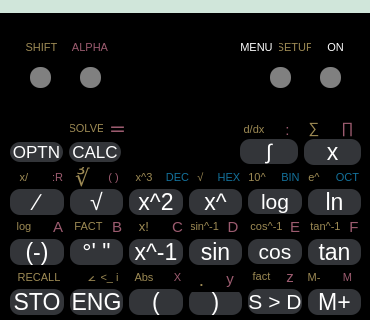
Qt form TL-C4K-PTI/buoi1/bt_b1/calc.ui (DinhPhongNe/Python-course) before a commit; both pictures show x 0 to 370 and y 243 to 563 of the 370 by 775 pixel window.
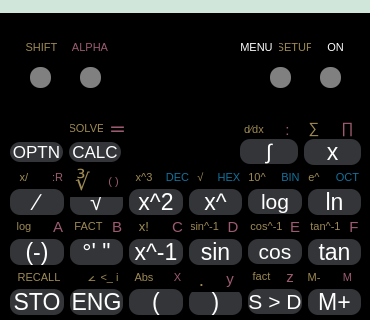
The same form after that commit. Icons and pictures are not drawn.

What changed in the file:
```diff
--- a/TL-C4K-PTI/buoi1/bt_b1/calc.ui
+++ b/TL-C4K-PTI/buoi1/bt_b1/calc.ui
@@ -2194,7 +2194,7 @@
 border-radius: 50px;</string>
        </property>
        <property name="text">
-        <string>d/dx</string>
+        <string>d∕dx</string>
        </property>
       </widget>
      </item>
@@ -2681,7 +2681,7 @@
       <x>70</x>
       <y>410</y>
       <width>56</width>
-      <height>21</height>
+      <height>30</height>
      </rect>
     </property>
     <layout class="QGridLayout" name="gridLayout_39">
```
